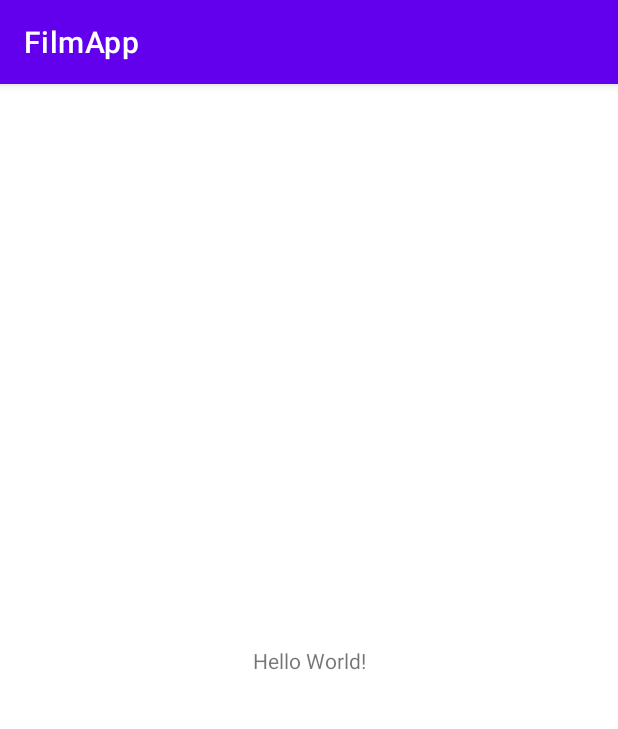
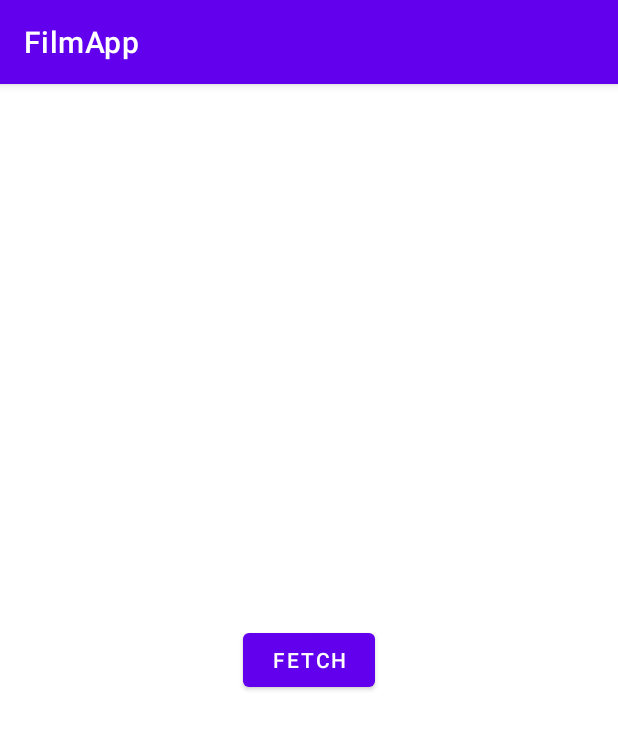
Before and after one commit to hanstcs/film-app, an Android app: the screen it shows after launch (MainActivity), on a phone screen of 412 x 824 dp. Shown: the top 729 px of the screen. Run offline under Robolectric (Android 15) with nearby library versions, the phone set to English and light mode, and no system bars; our stand-ins replace Dagger/Hilt's generated code.

Commit message:
Add view binding and dependency injection

```diff
--- a/app/src/main/AndroidManifest.xml
+++ b/app/src/main/AndroidManifest.xml
@@ -2,7 +2,10 @@
 <manifest xmlns:android="http://schemas.android.com/apk/res/android"
     package="com.example.filmapp">
 
+    <uses-permission android:name="android.permission.INTERNET" />
+
     <application
+        android:name=".FilmApp"
         android:allowBackup="true"
         android:icon="@mipmap/ic_launcher"
         android:label="@string/app_name"
--- /dev/null
+++ b/app/src/main/java/com/example/filmapp/FilmApp.kt
@@ -0,0 +1,7 @@
+package com.example.filmapp
+
+import android.app.Application
+import dagger.hilt.android.HiltAndroidApp
+
+@HiltAndroidApp
+class FilmApp : Application() {}
--- a/app/src/main/java/com/example/filmapp/MainActivity.kt
+++ b/app/src/main/java/com/example/filmapp/MainActivity.kt
@@ -1,11 +1,23 @@
 package com.example.filmapp
 
+import android.os.Bundle
 import androidx.appcompat.app.AppCompatActivity
-import android.os.Bundle
+import com.example.filmapp.databinding.ActivityMainBinding
+import dagger.hilt.android.AndroidEntryPoint
 
+@AndroidEntryPoint
 class MainActivity : AppCompatActivity() {
+    private var bindingInst: ActivityMainBinding? = null
+    private val binding get() = bindingInst!!
+
     override fun onCreate(savedInstanceState: Bundle?) {
         super.onCreate(savedInstanceState)
-        setContentView(R.layout.activity_main)
+        bindingInst = ActivityMainBinding.inflate(layoutInflater)
+        setContentView(binding.root)
+    }
+
+    override fun onDestroy() {
+        super.onDestroy()
+        bindingInst = null
     }
 }
--- a/app/src/main/res/layout/activity_main.xml
+++ b/app/src/main/res/layout/activity_main.xml
@@ -6,10 +6,11 @@
     android:layout_height="match_parent"
     tools:context=".MainActivity">
 
-    <TextView
+    <Button
+        android:id="@+id/btnFetch"
         android:layout_width="wrap_content"
         android:layout_height="wrap_content"
-        android:text="Hello World!"
+        android:text="Fetch"
         app:layout_constraintBottom_toBottomOf="parent"
         app:layout_constraintLeft_toLeftOf="parent"
         app:layout_constraintRight_toRightOf="parent"
--- a/build.gradle
+++ b/build.gradle
@@ -1,5 +1,6 @@
 // Top-level build file where you can add configuration options common to all sub-projects/modules.
 buildscript {
+    ext.hilt_version = '2.35'
     repositories {
         google()
         mavenCentral()
@@ -7,6 +8,7 @@ buildscript {
     dependencies {
         classpath "com.android.tools.build:gradle:4.2.1"
         classpath "org.jetbrains.kotlin:kotlin-gradle-plugin:1.5.30"
+        classpath "com.google.dagger:hilt-android-gradle-plugin:$hilt_version"
 
         // NOTE: Do not place your application dependencies here; they belong
         // in the individual module build.gradle files
```
Also changed, not shown: app/build.gradle (+9 -0 lines), dependencies/library-versions.gradle (+6 -1 lines).
